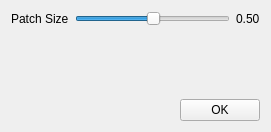
Qt form forms/NeoWeavePanel.ui (TopModLab/Unfolding) before a commit.
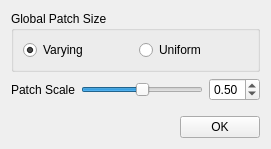
The same form after that commit.

Commit message: neoWeavePanel ui add edge length button

What changed in the file:
```diff
--- a/forms/NeoWeavePanel.ui
+++ b/forms/NeoWeavePanel.ui
@@ -7,19 +7,49 @@
     <x>0</x>
     <y>0</y>
     <width>271</width>
-    <height>132</height>
+    <height>149</height>
    </rect>
   </property>
   <property name="windowTitle">
    <string>Form</string>
   </property>
   <layout class="QVBoxLayout" name="verticalLayout">
+   <item>
+    <layout class="QHBoxLayout" name="horizontalLayout_3">
+     <item>
+      <widget class="QGroupBox" name="groupBox">
+       <property name="title">
+        <string>Global Patch Size</string>
+       </property>
+       <layout class="QHBoxLayout" name="horizontalLayout_4">
+        <item>
+         <widget class="QRadioButton" name="varySizeBtn">
+          <property name="text">
+           <string>Varying</string>
+          </property>
+          <property name="checked">
+           <bool>true</bool>
+          </property>
+         </widget>
+        </item>
+        <item>
+         <widget class="QRadioButton" name="uniformSizeBtn">
+          <property name="text">
+           <string>Uniform</string>
+          </property>
+         </widget>
+        </item>
+       </layout>
+      </widget>
+     </item>
+    </layout>
+   </item>
    <item>
     <layout class="QHBoxLayout" name="horizontalLayout">
      <item>
       <widget class="QLabel" name="label">
        <property name="text">
-        <string>Patch Size</string>
+        <string>Patch Scale</string>
        </property>
       </widget>
      </item>
@@ -31,6 +61,9 @@
          <height>0</height>
         </size>
        </property>
+       <property name="maximum">
+        <number>100</number>
+       </property>
        <property name="value">
         <number>50</number>
        </property>
@@ -40,9 +73,15 @@
       </widget>
      </item>
      <item>
-      <widget class="QLabel" name="patchSizeLabel">
-       <property name="text">
-        <string>0.50</string>
+      <widget class="QDoubleSpinBox" name="patchSizeSpinBox">
+       <property name="maximum">
+        <double>1.000000000000000</double>
+       </property>
+       <property name="singleStep">
+        <double>0.100000000000000</double>
+       </property>
+       <property name="value">
+        <double>0.500000000000000</double>
        </property>
       </widget>
      </item>
```
The commit also changes 3 other files.
